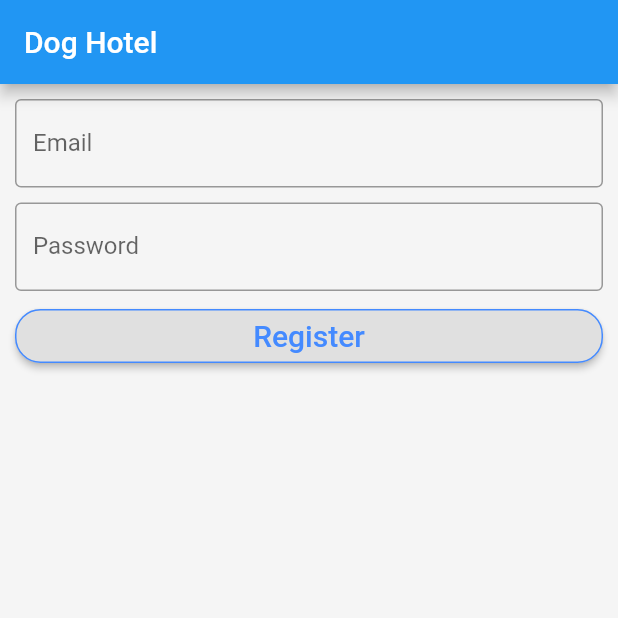
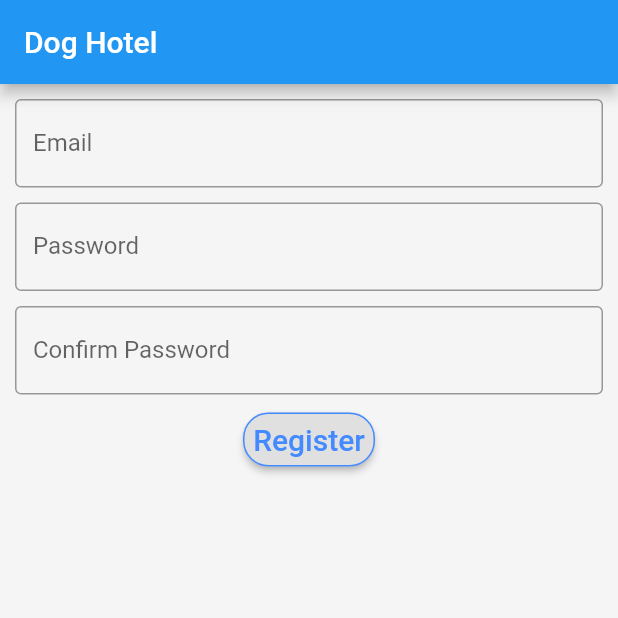
Before and after one commit to KyleLynch20/hotel_for_dogs, a Flutter app: the screen it shows after launch, after a tap on "Register", on a phone screen of 412 x 824 dp, the top half of it. Run offline on Flutter 3.47's test engine with Material 2 defaults, Android fonts, the phone set to English and light mode, and no system bars; our stand-ins replace firebase_auth, firebase_core; accounts and stored records are empty.

Commit message:
register working

```diff
--- a/lib/LoginAndRegister/custom_button.dart
+++ b/lib/LoginAndRegister/custom_button.dart
@@ -32,7 +32,7 @@ class CustomButton extends StatelessWidget {
               // implement login
             } else if (_mode == "register") {
               // fix this method to return true or false
-              Database.signUp(_emailController.text, _passwordController.text);
+              //Database.signUp(_emailController.text, _passwordController.text);
               // if true then return to login else display error message
               Navigator.pushNamed(_ctx, _path);
             }
--- a/lib/LoginAndRegister/custom_text_field.dart
+++ b/lib/LoginAndRegister/custom_text_field.dart
@@ -8,7 +8,11 @@ class CustomTextField extends StatelessWidget {
 
   @override
   Widget build(BuildContext context) {
-    return  Container(
+    return  Column(
+      mainAxisAlignment: MainAxisAlignment.start,
+      crossAxisAlignment: CrossAxisAlignment.stretch,
+      children: [
+        Container(
           padding: const EdgeInsets.fromLTRB(10.0, 10.0, 10.0, 0.0),
           child: TextField(
             controller: _controller,
@@ -18,6 +22,8 @@ class CustomTextField extends StatelessWidget {
             ),
             cursorColor: Colors.blueAccent,
           ),
+        ),
+      ],
     );
   }
 }
--- a/lib/LoginAndRegister/login.dart
+++ b/lib/LoginAndRegister/login.dart
@@ -21,7 +21,8 @@ class _LoginState extends State<Login> {
           appBar: AppBar(
             title: Text('Dog Hotel'),
           ),
-          body: Column(
+          body: SingleChildScrollView(
+              child: Column(
               mainAxisAlignment: MainAxisAlignment.start,
               crossAxisAlignment: CrossAxisAlignment.stretch,
               children: [
@@ -29,8 +30,23 @@ class _LoginState extends State<Login> {
                 CustomTextField("Email", emailController),
                 CustomTextField("Password", passwordController),
                 CustomButton("Login",context,"/main",emailController, passwordController, "login"),
-              CustomButton("Register", context,"/register",emailController, passwordController, "pass")
+                Container(
+                  padding: const EdgeInsets.fromLTRB(10.0, 6.0, 10.0, 0.0),
+                  child:  RaisedButton(
+                      shape: RoundedRectangleBorder(
+                          borderRadius: BorderRadius.circular(17.0),
+                          side: BorderSide(color: Colors.blueAccent)
+                      ),
+                      onPressed: () {
+                        Navigator.pushNamed(context, "/register");
+                      },
+                      textColor: Colors.blueAccent,
+                      padding: const EdgeInsets.all(0.0),
+                      child: Text("Register", style: TextStyle(fontSize: 20), )
+                  ),
+                )
             ],
+              )
           )
       ),
     );
--- a/lib/LoginAndRegister/register.dart
+++ b/lib/LoginAndRegister/register.dart
@@ -1,6 +1,6 @@
 import 'package:flutter/material.dart';
 import 'package:hotel_for_dogs/LoginAndRegister/custom_text_field.dart';
-import 'package:hotel_for_dogs/LoginAndRegister/custom_button.dart';
+import 'package:hotel_for_dogs/database.dart';
 
 
 class Register extends StatefulWidget {
@@ -11,6 +11,20 @@ class Register extends StatefulWidget {
 class _RegisterState extends State<Register>{
   final emailController = TextEditingController();
   final passwordController = TextEditingController();
+  final confirmPasswordController = TextEditingController();
+  Future<String> delivery;
+  String errorMessage = "";
+
+  void emailSignUp() async {
+    delivery = Database.signUp(emailController.text, passwordController.text, confirmPasswordController.text);
+    await delivery.then((String result) => setState(() {
+      if (result == "success") {
+        Navigator.pushNamed(context, "/");
+      } else {
+        errorMessage = result;
+      }
+    }));
+  }
 
   @override
   Widget build(BuildContext context) {
@@ -21,12 +35,32 @@ class _RegisterState extends State<Register>{
             title: Text('Dog Hotel'),
           ),
           body: Column(
-            mainAxisAlignment: MainAxisAlignment.start,
-            crossAxisAlignment: CrossAxisAlignment.stretch,
             children: [
               CustomTextField("Email", emailController),
               CustomTextField("Password", passwordController),
-              CustomButton("Register", context, "/", emailController, passwordController, "register")
+              CustomTextField("Confirm Password", confirmPasswordController),
+              Container(
+                padding: const EdgeInsets.fromLTRB(10.0, 6.0, 10.0, 0.0),
+                child:  RaisedButton(
+                    shape: RoundedRectangleBorder(
+                        borderRadius: BorderRadius.circular(17.0),
+                        side: BorderSide(color: Colors.blueAccent)
+                    ),
+                    onPressed: () {
+                      setState(() {
+                        emailSignUp();
+                      });
+                    },
+                    textColor: Colors.blueAccent,
+                    padding: const EdgeInsets.all(0.0),
+                    child: Text("Register", style: TextStyle(fontSize: 20), )
+                ),
+              ),
+              Container(
+                padding: const EdgeInsets.fromLTRB(10.0, 6.0, 10.0, 0.0),
+                child: Text(errorMessage),
+              )
+
             ],
           )
       ),
--- a/lib/database.dart
+++ b/lib/database.dart
@@ -2,7 +2,10 @@ import 'package:firebase_auth/firebase_auth.dart';
 
 
 class Database {
-  static void signUp(String email, String password) async {
+  static Future<String> signUp(String email, String password, String confirmPassword) async {
+    if (password != confirmPassword) {
+      return "passwords do not match";
+    }
     try {
       UserCredential userCredential = await FirebaseAuth.instance.createUserWithEmailAndPassword(
           email: email,
@@ -11,13 +14,18 @@ class Database {
     } on FirebaseAuthException catch (e) {
       if (e.code == 'weak-password') {
         print('The password provided is too weak.');
+        return "The password provided is too weak";
       } else if (e.code == 'email-already-in-use') {
         print('The account already exists for that email.');
+        return "The account already exists for that email";
       } else {
         print(e);
+        return e.toString();
       }
     } catch (e) {
       print(e);
+      return e.toString();
     }
+    return "success";
   }
 }
```
Lines whose indentation alone changed are shown as unchanged.
